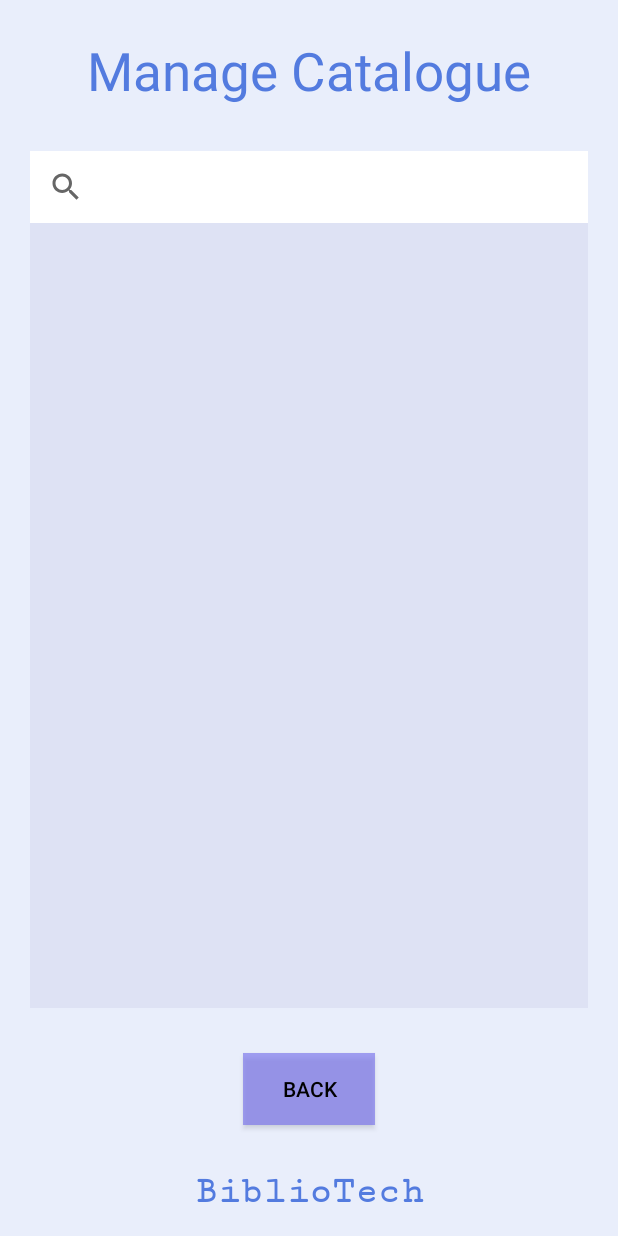
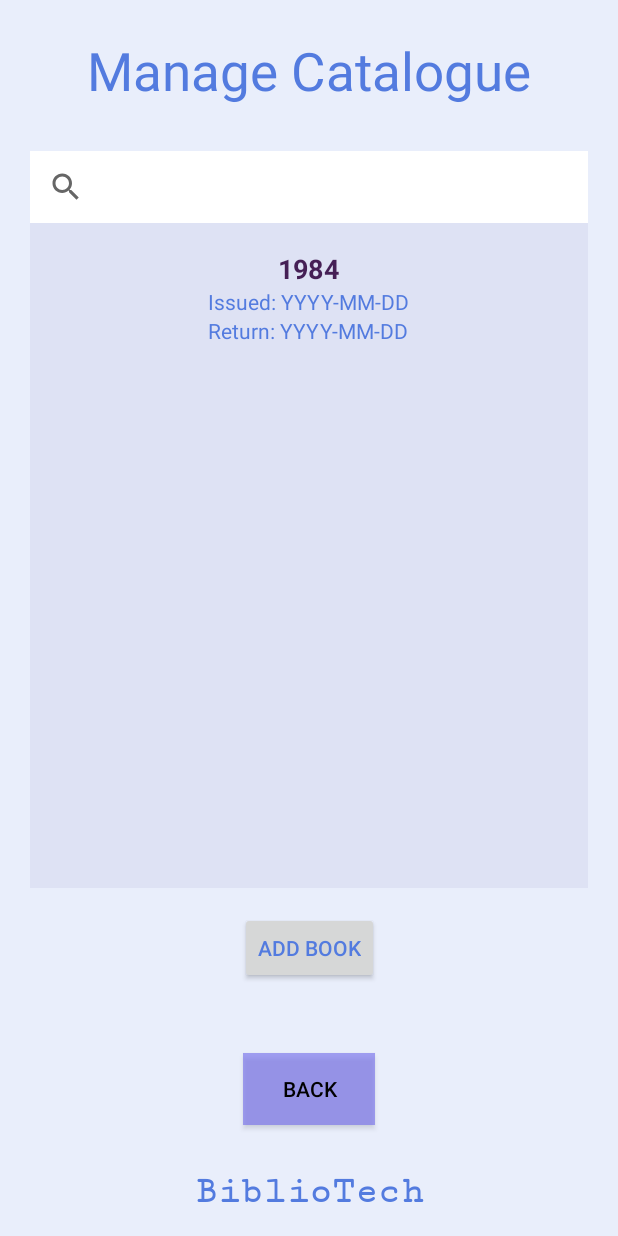
Before and after one commit to ReubenBnsn/BiblioTech, an Android app: the StaffManageCatalogueActivity screen opened directly, with no data from a screen before it, on a phone screen of 412 x 824 dp. Run offline under Robolectric (Android 15) with nearby library versions, the phone set to English and light mode, and no system bars; our stand-ins replace Room's generated code.

Commit message:
Changes to build files and new Java content added

```diff
--- /dev/null
+++ b/Assessment_2/app/src/main/java/com/example/bibliotech/BookAdapter.java
@@ -0,0 +1,47 @@
+package com.example.bibliotech;
+import android.view.View;
+import android.view.ViewGroup;
+import android.view.LayoutInflater;
+import android.widget.TextView;
+import androidx.recyclerview.widget.RecyclerView;
+import com.example.bibliotech.data.Book;
+import java.util.List;
+
+public class BookAdapter extends RecyclerView.Adapter<BookAdapter.ViewHolder> {
+
+    private final List<Book> books;
+
+    public BookAdapter(List<Book> books) {
+        this.books = books;
+    }
+
+    @Override
+    public ViewHolder onCreateViewHolder(ViewGroup parent, int viewType) {
+        // turning item_book.xml into a viewObject
+        View view = LayoutInflater.from(parent.getContext())
+                .inflate(R.layout.item_book, parent, false);
+        return new ViewHolder(view);
+    }
+
+    @Override
+    public void onBindViewHolder(ViewHolder holder, int position) {
+        // binding the book data to the  textView
+        Book book = books.get(position);
+        holder.titleText.setText(book.title);
+    }
+
+    @Override
+    public int getItemCount() {
+        return books.size();
+    }
+
+    // keeps references to the views for each item
+    public static class ViewHolder extends RecyclerView.ViewHolder {
+        TextView titleText;
+
+        public ViewHolder(View itemView) {
+            super(itemView);
+            titleText = itemView.findViewById(R.id.textBookTitle);
+        }
+    }
+}
--- a/Assessment_2/app/src/main/java/com/example/bibliotech/StaffManageCatalogueActivity.java
+++ b/Assessment_2/app/src/main/java/com/example/bibliotech/StaffManageCatalogueActivity.java
@@ -1,15 +1,41 @@
 package com.example.bibliotech;
+import android.app.AlertDialog;
 import android.content.Intent;
 import android.os.Bundle;
 import android.widget.Button;
+import androidx.appcompat.app.AppCompatActivity;
+import android.widget.EditText;
+import androidx.recyclerview.widget.LinearLayoutManager;
+import androidx.recyclerview.widget.RecyclerView;
+import com.example.bibliotech.data.AppDatabase;
+import com.example.bibliotech.data.Book;
+import com.example.bibliotech.data.BookDao;
+import java.util.List;
 
-import androidx.appcompat.app.AppCompatActivity;
 
 public class StaffManageCatalogueActivity extends AppCompatActivity {
+    private BookDao dao;
+    private RecyclerView rv;
+
     @Override
     protected void onCreate(Bundle savedInstanceState) {
         super.onCreate(savedInstanceState);
         setContentView(R.layout.staff_manage_catalogue);
+
+
+        dao = AppDatabase.getInstance(this).bookDao();
+
+        // recycler view for book list setup
+        rv = findViewById(R.id.bookList);
+        rv.setLayoutManager(new LinearLayoutManager(this));
+        loadBooks();
+
+        // 'Add Book' button! xo
+        Button addButton = findViewById(R.id.addBookButton);
+        addButton.setOnClickListener(v ->
+                showAddDialog()
+        );
+
 
         // Finds the back button by ID
         Button backButton = findViewById(R.id.backButton);
@@ -20,4 +46,34 @@ public class StaffManageCatalogueActivity extends AppCompatActivity {
             startActivity(intent);
         });
     }
+
+
+    private void loadBooks() {
+        new Thread(() -> {
+            List<Book> books = dao.getAll();
+            runOnUiThread(() -> rv.setAdapter(new BookAdapter(books)));
+        }).start();
+    }
+
+
+    private void showAddDialog() {
+        AlertDialog.Builder b = new AlertDialog.Builder(this);
+        b.setTitle("New Book Title");
+        EditText input = new EditText(this);
+        input.setHint("Enter title");
+        b.setView(input);
+        b.setPositiveButton("Add", (d, i) -> {
+            String title = input.getText().toString().trim();
+            if (!title.isEmpty()) insertBook(title);
+        });
+        b.setNegativeButton("Cancel", null);
+        b.show();
+    }
+
+    private void insertBook(String title) {
+        new Thread(() -> {
+            dao.insert(new Book(title, "Unknown", false));
+            loadBooks();
+        }).start();
+    }
 }
--- /dev/null
+++ b/Assessment_2/app/src/main/java/com/example/bibliotech/data/AppDatabase.java
@@ -0,0 +1,33 @@
+package com.example.bibliotech.data;
+
+import android.content.Context;
+import androidx.room.Database;
+import androidx.room.Room;
+import androidx.room.RoomDatabase;
+
+
+@Database(entities = {Book.class} , version = 1 , exportSchema = false) // ## exportSchema = false FOR NOW ONLY - to stop an error before JSON is configured
+public abstract class AppDatabase extends RoomDatabase {
+
+    public abstract BookDao bookDao();
+
+
+    private static volatile AppDatabase INSTANCE;
+
+
+    public static AppDatabase getInstance(Context context) {
+        if (INSTANCE == null) {
+            synchronized (AppDatabase.class) {
+                if (INSTANCE == null) {
+                    INSTANCE = Room.databaseBuilder(
+                            context.getApplicationContext(),
+                            AppDatabase.class,
+                            "biblio_db"
+                    ).build();
+                }
+            }
+        }
+        return INSTANCE;
+
+    }
+}
--- /dev/null
+++ b/Assessment_2/app/src/main/java/com/example/bibliotech/data/BookDao.java
@@ -0,0 +1,26 @@
+package com.example.bibliotech.data;
+import androidx.room.Dao;
+import androidx.room.Insert;
+import androidx.room.Query;
+import androidx.room.Update;
+import androidx.room.Delete;
+import java.util.List;
+
+@Dao
+public interface BookDao {
+    @Query("SELECT * FROM books")
+    List<Book> getAll();
+
+
+    @Insert
+    void insert(Book book);
+
+
+    @Update
+    void update(Book book);
+
+
+    @Delete
+    void delete(Book book);
+
+}
--- a/Assessment_2/app/src/main/res/layout/staff_manage_catalogue.xml
+++ b/Assessment_2/app/src/main/res/layout/staff_manage_catalogue.xml
@@ -60,11 +60,29 @@
         tools:listitem="@layout/item_book"
 
         app:layout_constraintTop_toBottomOf="@id/searchBar"
-        app:layout_constraintBottom_toTopOf="@id/backButton"
+        app:layout_constraintBottom_toTopOf="@id/addBookButton"
         app:layout_constraintStart_toStartOf="parent"
         app:layout_constraintEnd_toEndOf="parent"
         app:layout_constraintHorizontal_bias="0.5"
         />
+
+
+    <!-- Button to add a new book) -->
+    <Button
+        android:id="@+id/addBookButton"
+        android:layout_width="wrap_content"
+        android:layout_height="wrap_content"
+        android:layout_margin="16dp"
+        android:text="@string/add_book"
+
+        app:layout_constraintBottom_toTopOf="@id/backButton"
+        app:layout_constraintTop_toBottomOf="@id/bookList"
+        app:layout_constraintStart_toStartOf="parent"
+        app:layout_constraintEnd_toEndOf="parent"
+        app:layout_constraintHorizontal_bias="0.5"
+    />
+
+
 
     <!-- Back Button -->
     <Button
@@ -83,7 +101,7 @@
         app:layout_constraintBottom_toTopOf="@id/brandTag"
         app:layout_constraintEnd_toEndOf="parent"
         app:layout_constraintStart_toStartOf="parent"
-        app:layout_constraintTop_toBottomOf="@id/bookList"
+        app:layout_constraintTop_toBottomOf="@id/addBookButton"
         app:layout_constraintHorizontal_bias="0.5"
         />
 
--- a/Assessment_2/app/src/main/res/values/strings.xml
+++ b/Assessment_2/app/src/main/res/values/strings.xml
@@ -36,4 +36,6 @@
     <string name="issued_yyyy_mm_dd">Issued: YYYY-MM-DD</string>
     <string name="return_yyyy_mm_dd">Return: YYYY-MM-DD</string>
     <string name="staff_log_in">Staff Log In</string>
+    <string name="add_member">Add Member</string>
+    <string name="add_book">Add Book</string>
 </resources>
--- a/Assessment_2/build.gradle.kts
+++ b/Assessment_2/build.gradle.kts
@@ -1,4 +1,5 @@
 // Top-level build file where you can add configuration options common to all sub-projects/modules.
+
 plugins {
-    alias(libs.plugins.android.application) apply false
+    id("com.android.application") version "8.7.1" apply false
 }
```
Also changed, not shown: Assessment_2/app/build.gradle (added, +47 -0 lines), Assessment_2/app/build.gradle.kts (deleted, +0 -43 lines), Assessment_2/app/src/main/java/com/example/bibliotech/LoginActivity.java (+26 -0 lines), Assessment_2/app/src/main/java/com/example/bibliotech/MemberBookCatalogueActivity.java (+20 -1 lines), Assessment_2/app/src/main/java/com/example/bibliotech/StaffAddNewMemberActivity.java (added, +68 -0 lines), Assessment_2/app/src/main/java/com/example/bibliotech/data/Book.java (added, +23 -0 lines), Assessment_2/app/src/main/res/layout/staff_add_new_member.xml (added, +251 -0 lines), Assessment_2/gradle/libs.versions.toml (+6 -6 lines), Assessment_2/settings.gradle.kts (+9 -0 lines).
